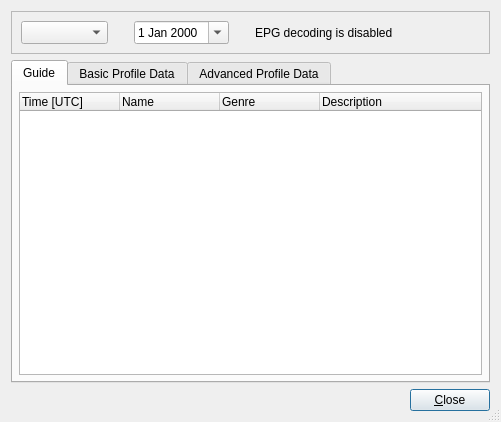
Old version of the form dream/src/GUI-QT/EPGDlgbase.ui in the repository mmjee/dream-patched.
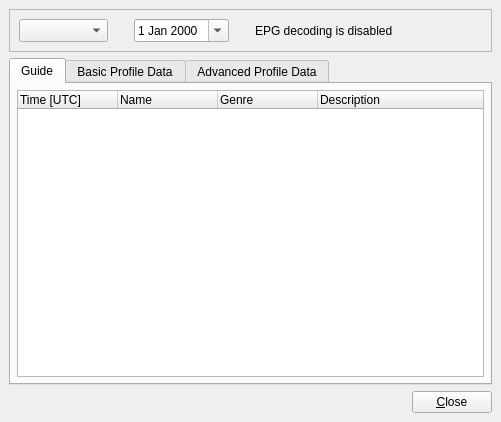
New version of the form. Icons and pictures are not drawn.

Commit message: The new window class

Diff of the .ui file:
```diff
--- a/dream/src/GUI-QT/EPGDlgbase.ui
+++ b/dream/src/GUI-QT/EPGDlgbase.ui
@@ -1,7 +1,7 @@
 <?xml version="1.0" encoding="UTF-8"?>
 <ui version="4.0">
  <class>CEPGDlgbase</class>
- <widget class="QDialog" name="CEPGDlgbase">
+ <widget class="QMainWindow" name="CEPGDlgbase">
   <property name="geometry">
    <rect>
     <x>0</x>
@@ -26,9 +26,7 @@
    <iconset resource="res/icons.qrc">
     <normaloff>:/icons/MainIcon.svg</normaloff>:/icons/MainIcon.svg</iconset>
   </property>
-  <property name="sizeGripEnabled">
-   <bool>true</bool>
-  </property>
+  <widget class="QWidget" name="centralwidget">
   <layout class="QGridLayout">
    <item row="0" column="0">
     <widget class="QFrame" name="frame">
@@ -236,6 +234,7 @@
     </layout>
    </item>
   </layout>
+  </widget>
  </widget>
  <tabstops>
   <tabstop>pages</tabstop>
```
Left out of the diff: 2 changed lines with no effect on the pictures. The commit also changes 33 other files.
